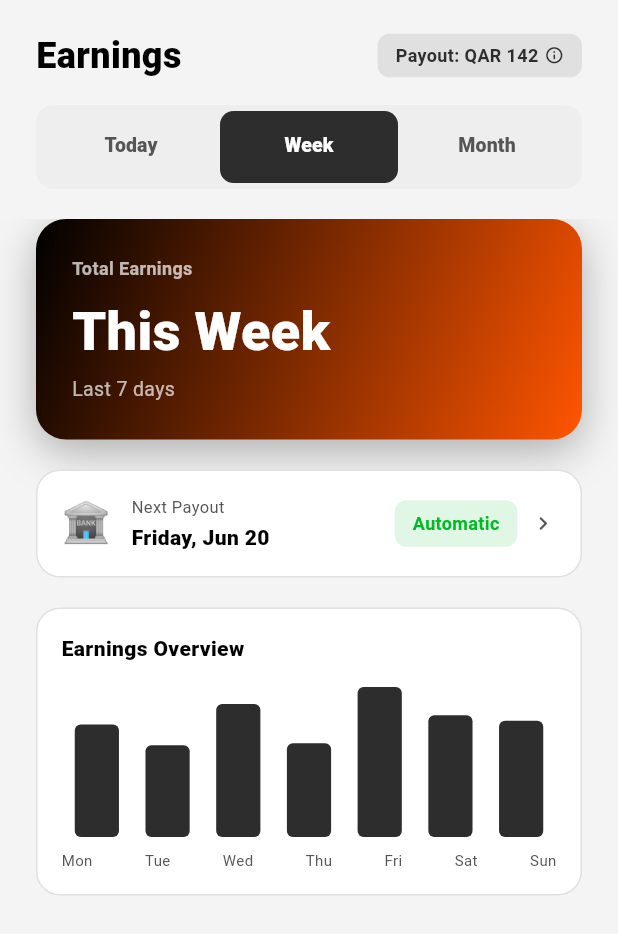
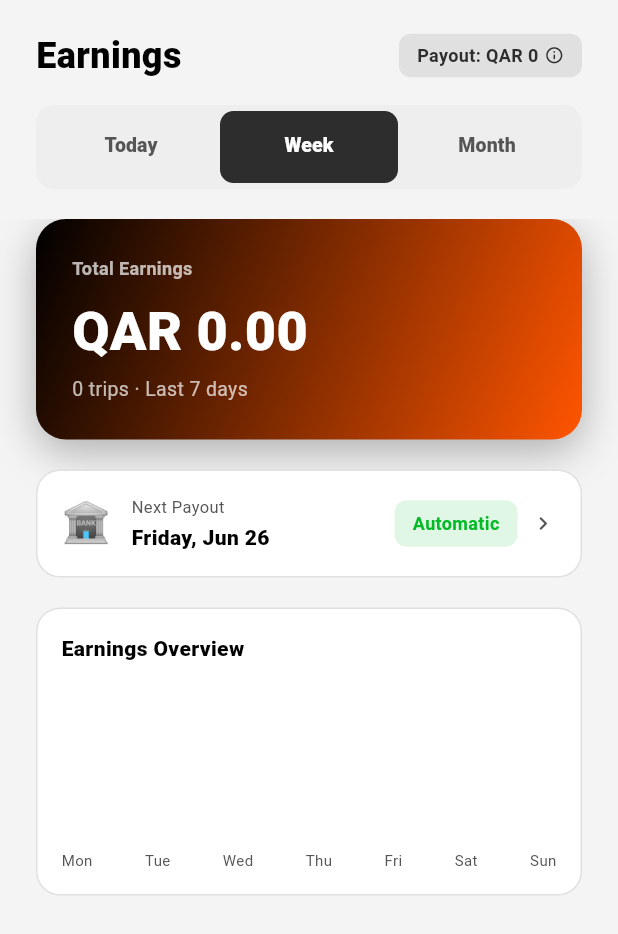
Before and after one commit to Furqaan03/uni-eats-v2-driver, a Flutter app: the EarningsScreen screen opened directly, tab 2 chosen, on a phone screen of 412 x 824 dp. Shown: the top 934 px of the screen. Run offline on Flutter 3.47's test engine with Material 3 defaults, Android fonts, the phone set to English and light mode, and no system bars; our stand-ins replace cloud_firestore, firebase_auth, firebase_core, flutter_map, google_sign_in, image_picker and 3 more; accounts and stored records are empty.

Commit message:
fix: flat QAR 5 driver payout, real earnings data, drop fake fallback order
- Driver payout was computed as deliveryFee > 0 ? deliveryFee : total * 0.15,
  paying a variable amount per order instead of the actual agreed flat rate.
  Fixed everywhere it was read (FirestoreOrder.payout, fetchTodayStats,
  fetchTripHistory, mock templates) to kDriverPayoutPerDelivery = 5.0.
- new_order_screen.dart's "no data" fallback used to fabricate a full fake
  order ("Campus Kitchen", QAR 18.50) — now bails out and rejects instead of
  ever showing a driver a phantom order to act on.
- Removed the fake "Payout Processed: QAR 142.00 sent to your Qatar National
  Bank account" and "Bonus Zone" notifications seeded every session
  regardless of whether either was true.
- Earnings bar charts (Today/Week/Month) and the "Next Payout" date were
  static mock arrays / a hardcoded "Friday, Jun 20" — now computed from real
  trip history and the actual upcoming Friday.

```diff
--- a/lib/core/providers/driver_provider.dart
+++ b/lib/core/providers/driver_provider.dart
@@ -47,7 +47,7 @@ const _kTemplates = [
     stall: 'Stall 3',
     dropoff: 'Dorm Block C · Room 204',
     customerAddr: 'Dorm Block C UDST Qatar',
-    payout: 18.50,
+    payout: kDriverPayoutPerDelivery,
     tip: 5.00,
     deliveryFee: 8.50,
     subtotal: 15.00,
@@ -62,7 +62,7 @@ const _kTemplates = [
     stall: 'Counter 2',
     dropoff: 'Engineering Block A · Lab 101',
     customerAddr: 'Engineering Block A UDST Qatar',
-    payout: 24.00,
+    payout: kDriverPayoutPerDelivery,
     tip: 7.00,
     deliveryFee: 10.00,
     subtotal: 24.00,
@@ -77,7 +77,7 @@ const _kTemplates = [
     stall: 'Window 1',
     dropoff: 'Library · Study Room 3',
     customerAddr: 'Library UDST Qatar',
-    payout: 31.50,
+    payout: kDriverPayoutPerDelivery,
     tip: 6.50,
     deliveryFee: 12.00,
     subtotal: 31.50,
@@ -272,6 +272,11 @@ class DriverProvider extends ChangeNotifier {
     errorMessage = null;
   }
 
+  // Only a generic onboarding welcome — no fabricated payout amounts or
+  // promo claims. This used to also seed a fake "QAR 142.00 sent to your
+  // Qatar National Bank account" payout notification and a fake "Bonus
+  // Zone" promo every single app session, regardless of whether either was
+  // true.
   final List<DriverNotification> _notifications = [
     DriverNotification(
       id: '1',
@@ -280,22 +285,6 @@ class DriverProvider extends ChangeNotifier {
       icon: '🎉',
       time: DateTime.now().subtract(const Duration(minutes: 5)),
       read: false,
-    ),
-    DriverNotification(
-      id: '2',
-      title: 'Payout Processed',
-      body: 'QAR 142.00 has been sent to your Qatar National Bank account.',
-      icon: '💰',
-      time: DateTime.now().subtract(const Duration(hours: 2)),
-      read: true,
-    ),
-    DriverNotification(
-      id: '3',
-      title: 'New Bonus Zone Active',
-      body: 'Earn 2× on deliveries from Campus Kitchen between 12–2 PM.',
-      icon: '⚡',
-      time: DateTime.now().subtract(const Duration(hours: 5)),
-      read: true,
     ),
   ];
 
--- a/lib/features/earnings/earnings_screen.dart
+++ b/lib/features/earnings/earnings_screen.dart
@@ -2,6 +2,7 @@ import 'package:flutter/material.dart';
 import 'package:provider/provider.dart';
 import '../../core/theme/app_colors.dart';
 import '../../core/providers/driver_provider.dart';
+import '../../services/firestore_order_service.dart';
 
 class EarningsScreen extends StatefulWidget {
   const EarningsScreen({super.key});
@@ -13,18 +14,36 @@ class EarningsScreen extends StatefulWidget {
 class _EarningsScreenState extends State<EarningsScreen>
     with SingleTickerProviderStateMixin {
   late TabController _tabs;
+  late Future<List<DeliveredTrip>> _tripsFuture;
 
   @override
   void initState() {
     super.initState();
     _tabs = TabController(length: 3, vsync: this);
     _tabs.addListener(() => setState(() {}));
+    // One 30-day fetch backs all three tabs' bar charts — the 7-day buckets
+    // (Today/Week) and the 30-day bucket (Month) are just different slices
+    // of the same trip list, computed client-side below.
+    _tripsFuture = FirestoreOrderService.instance
+        .fetchTripHistory(kDriverId, DateTime.now().subtract(const Duration(days: 30)));
   }
 
   @override
   void dispose() {
     _tabs.dispose();
     super.dispose();
+  }
+
+  /// Real daily earnings, bucketed by weekday and summed across however many
+  /// days back the chart looks — replaces the old hardcoded mock arrays.
+  List<int> _bucketByWeekday(List<DeliveredTrip> trips, int daysBack) {
+    final cutoff = DateTime.now().subtract(Duration(days: daysBack));
+    final bucket = List<int>.filled(7, 0);
+    for (final t in trips) {
+      if (t.deliveredAt.isBefore(cutoff)) continue;
+      bucket[t.deliveredAt.weekday - 1] += t.amount.round();
+    }
+    return bucket;
   }
 
   @override
@@ -41,7 +60,18 @@ class _EarningsScreenState extends State<EarningsScreen>
     return Scaffold(
       backgroundColor: bg,
       body: SafeArea(
-        child: Column(
+        child: FutureBuilder<List<DeliveredTrip>>(
+          future: _tripsFuture,
+          builder: (context, snapshot) {
+            final trips = snapshot.data ?? const [];
+            final weekTrips = trips
+                .where((t) =>
+                    t.deliveredAt.isAfter(DateTime.now().subtract(const Duration(days: 7))))
+                .toList();
+            final weekTotal = weekTrips.fold<double>(0, (s, t) => s + t.amount);
+            final monthTotal = trips.fold<double>(0, (s, t) => s + t.amount);
+
+            return Column(
               children: [
                 // Header
                 Padding(
@@ -58,7 +88,7 @@ class _EarningsScreenState extends State<EarningsScreen>
                       ),
                       const Spacer(),
                       GestureDetector(
-                    onTap: () => _showPayoutInfo(context, isDark),
+                        onTap: () => _showPayoutInfo(context, isDark, weekTotal),
                         child: Container(
                           padding: const EdgeInsets.symmetric(horizontal: 12, vertical: 6),
                           decoration: BoxDecoration(
@@ -69,7 +99,11 @@ class _EarningsScreenState extends State<EarningsScreen>
                             mainAxisSize: MainAxisSize.min,
                             children: [
                               Text(
-                            'Payout: QAR 142',
+                                // This week's earnings so far — the amount
+                                // that will go out on the next automatic
+                                // Friday payout. Used to be a hardcoded
+                                // "QAR 142" regardless of actual earnings.
+                                'Payout: QAR ${weekTotal.toStringAsFixed(0)}',
                                 style: TextStyle(
                                   fontSize: 12,
                                   fontWeight: FontWeight.w700,
@@ -128,23 +162,23 @@ class _EarningsScreenState extends State<EarningsScreen>
                   _EarningsTab(
                     heroValue: 'QAR ${driver.todayEarnings.toStringAsFixed(2)}',
                     heroSub: '${driver.todayTrips} trips today',
-                    barData: const [40, 80, 60, 120, 90, 142, 0],
+                    barData: _bucketByWeekday(trips, 7),
                     isDark: isDark,
                     cardBg: cardBg,
                     accent: accent,
                   ),
                   _EarningsTab(
-                    heroValue: 'This Week',
-                    heroSub: 'Last 7 days',
-                    barData: const [120, 98, 142, 100, 160, 130, 124],
+                    heroValue: 'QAR ${weekTotal.toStringAsFixed(2)}',
+                    heroSub: '${weekTrips.length} trips · Last 7 days',
+                    barData: _bucketByWeekday(trips, 7),
                     isDark: isDark,
                     cardBg: cardBg,
                     accent: accent,
                   ),
                   _EarningsTab(
-                    heroValue: 'This Month',
-                    heroSub: 'Last 30 days',
-                    barData: const [90, 110, 130, 80, 150, 120, 160],
+                    heroValue: 'QAR ${monthTotal.toStringAsFixed(2)}',
+                    heroSub: '${trips.length} trips · Last 30 days',
+                    barData: _bucketByWeekday(trips, 30),
                     isDark: isDark,
                     cardBg: cardBg,
                     accent: accent,
@@ -153,12 +187,14 @@ class _EarningsScreenState extends State<EarningsScreen>
               ),
             ),
               ],
+            );
+          },
         ),
       ),
     );
   }
 
-  void _showPayoutInfo(BuildContext context, bool isDark) {
+  void _showPayoutInfo(BuildContext context, bool isDark, double weekTotal) {
     showDialog<void>(
       context: context,
       builder: (_) => AlertDialog(
@@ -172,8 +208,9 @@ class _EarningsScreenState extends State<EarningsScreen>
           ),
         ),
         content: Text(
-          'Your pending balance is transferred automatically to your registered '
-          'bank account every Friday. No action needed on your end.',
+          'Your pending balance of QAR ${weekTotal.toStringAsFixed(2)} is transferred '
+          'automatically to your registered bank account every Friday. No action needed '
+          'on your end.',
           style: TextStyle(
             fontSize: 13,
             color: isDark ? AppColors.darkSubText : AppColors.lightSubText,
@@ -206,6 +243,18 @@ class _EarningsTab extends StatelessWidget {
     required this.cardBg,
     required this.accent,
   });
+
+  /// The upcoming Friday — replaces a hardcoded "Friday, Jun 20" that never
+  /// changed regardless of the actual date.
+  String get _nextPayoutDateLabel {
+    final now = DateTime.now();
+    final daysUntilFriday = (DateTime.friday - now.weekday + 7) % 7;
+    final next = now.add(Duration(days: daysUntilFriday == 0 ? 7 : daysUntilFriday));
+    const months = [
+      'Jan', 'Feb', 'Mar', 'Apr', 'May', 'Jun', 'Jul', 'Aug', 'Sep', 'Oct', 'Nov', 'Dec',
+    ];
+    return 'Friday, ${months[next.month - 1]} ${next.day}';
+  }
 
   @override
   Widget build(BuildContext context) {
@@ -288,7 +337,7 @@ class _EarningsTab extends StatelessWidget {
                       ),
                       const SizedBox(height: 2),
                       Text(
-                        'Friday, Jun 20',
+                        _nextPayoutDateLabel,
                         style: TextStyle(
                           fontSize: 14,
                           fontWeight: FontWeight.w800,
@@ -391,7 +440,7 @@ class _EarningsTab extends StatelessWidget {
             const SizedBox(height: 16),
             _BreakdownRow(label: heroSub, value: heroValue, isDark: isDark),
             const Divider(height: 24),
-            _BreakdownRow(label: 'Payout date', value: 'Friday, Jun 20', isDark: isDark),
+            _BreakdownRow(label: 'Payout date', value: _nextPayoutDateLabel, isDark: isDark),
             const SizedBox(height: 10),
             _BreakdownRow(label: 'Method', value: 'Automatic bank transfer', isDark: isDark),
           ],
```
Also changed, not shown: lib/features/orders/new_order_screen.dart (+22 -8 lines), lib/services/firestore_order_service.dart (+10 -10 lines). Lines whose indentation alone changed are shown as unchanged.
